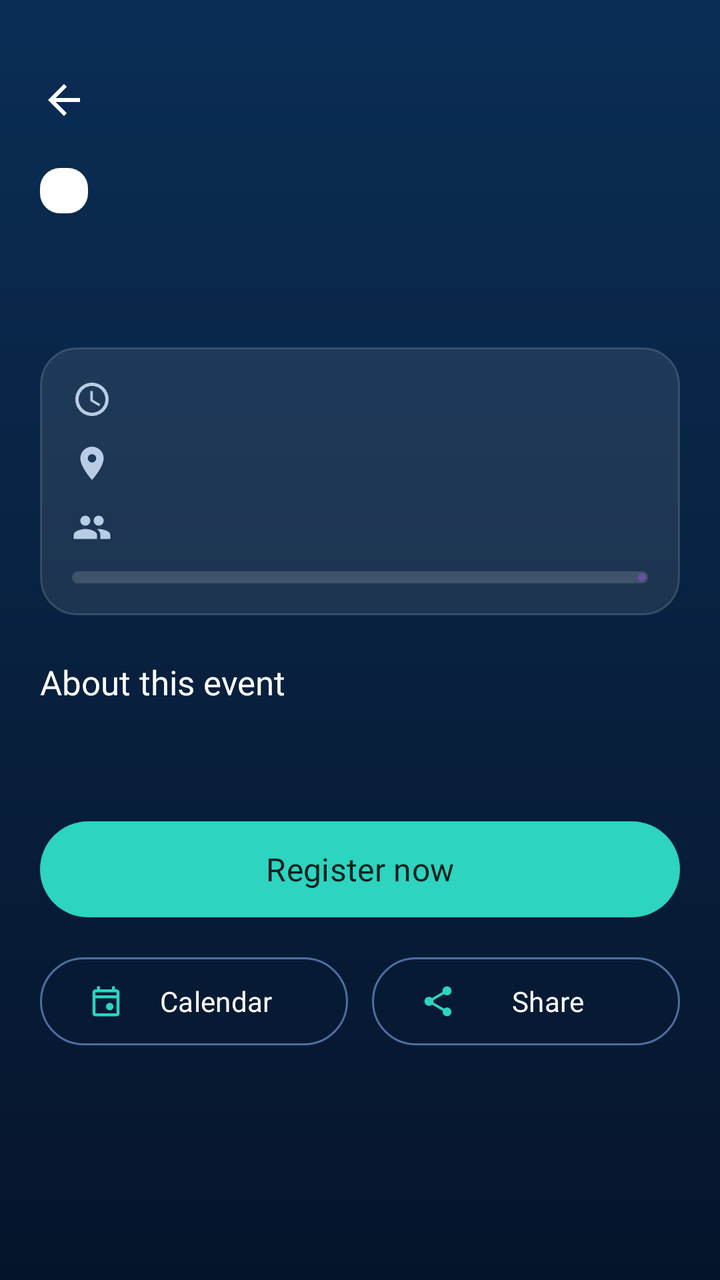
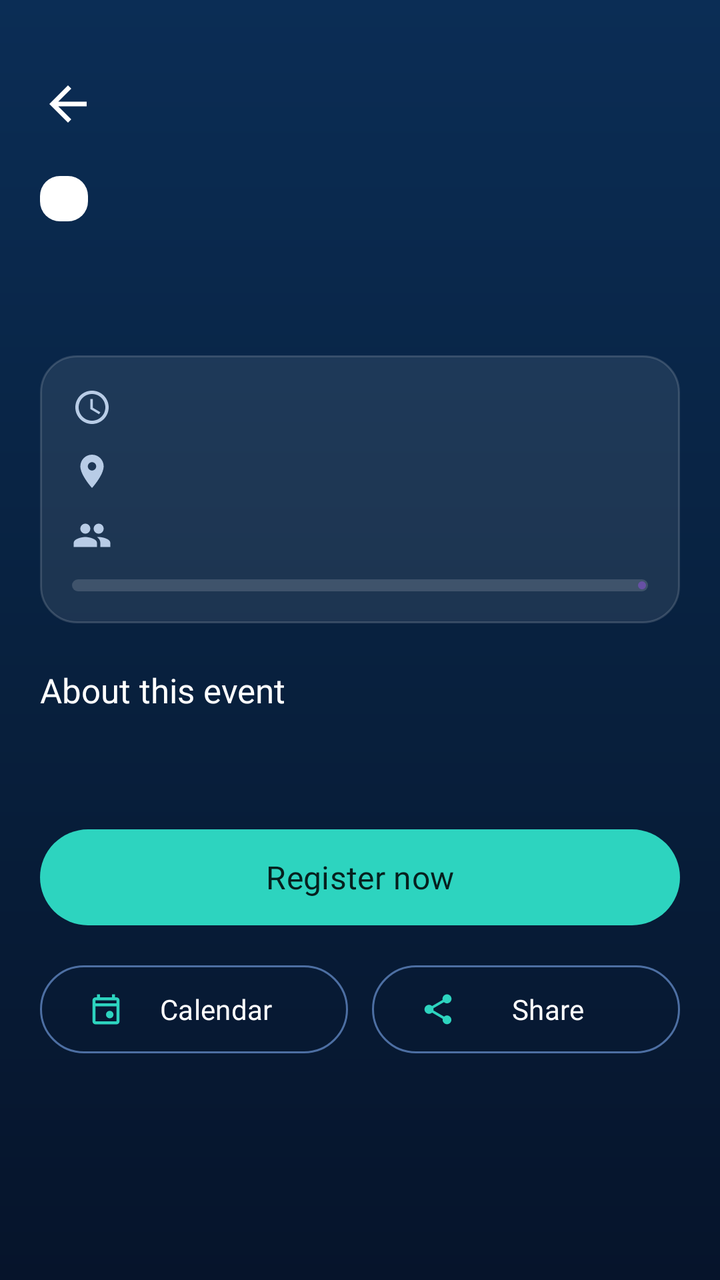

Compare the two renders of this Android layout. The source of the first and the diff that turns it into the second are given below.
<!-- AndroidManifest.xml: application theme Theme.CampusPulse -->
<!-- res/layout/activity_event_detail.xml -->
<?xml version="1.0" encoding="utf-8"?>
<ScrollView xmlns:android="http://schemas.android.com/apk/res/android"
    xmlns:app="http://schemas.android.com/apk/res-auto"
    android:layout_width="match_parent"
    android:layout_height="match_parent"
    android:background="@drawable/bg_dashboard"
    android:fillViewport="true">

    <LinearLayout
        android:layout_width="match_parent"
        android:layout_height="wrap_content"
        android:orientation="vertical"
        android:paddingStart="10dp"
        android:paddingTop="28dp"
        android:paddingEnd="20dp"
        android:paddingBottom="32dp">

        <ImageView
            android:id="@+id/btnBack"
            android:layout_width="44dp"
            android:layout_height="44dp"
            android:background="?attr/selectableItemBackgroundBorderless"
            android:contentDescription="Back"
            android:padding="10dp"
            android:src="@drawable/ic_back" />

        <LinearLayout
            android:layout_width="match_parent"
            android:layout_height="wrap_content"
            android:layout_marginStart="10dp"
            android:layout_marginTop="12dp"
            android:orientation="vertical">

            <TextView
                android:id="@+id/tvBadge"
                android:layout_width="wrap_content"
                android:layout_height="wrap_content"
                android:background="@drawable/bg_badge"
                android:fontFamily="@font/poppins_bold"
                android:paddingStart="12dp"
                android:paddingTop="4dp"
                android:paddingEnd="12dp"
                android:paddingBottom="4dp"
                android:textSize="11sp" />

            <TextView
                android:id="@+id/tvTitle"
                android:layout_width="match_parent"
                android:layout_height="wrap_content"
                android:layout_marginTop="14dp"
                android:fontFamily="@font/poppins_bold"
                android:textColor="#FFFFFF"
                android:textSize="26sp" />

            <LinearLayout
                android:layout_width="match_parent"
                android:layout_height="wrap_content"
                android:layout_marginTop="18dp"
                android:background="@drawable/bg_notice_item"
                android:orientation="vertical"
                android:padding="16dp">

                <LinearLayout
                    android:layout_width="match_parent"
                    android:layout_height="wrap_content"
                    android:gravity="center_vertical"
                    android:orientation="horizontal">

                    <ImageView
                        android:layout_width="20dp"
                        android:layout_height="20dp"
                        android:importantForAccessibility="no"
                        android:src="@drawable/ic_clock" />

                    <TextView
                        android:id="@+id/tvWhen"
                        android:layout_width="0dp"
                        android:layout_height="wrap_content"
                        android:layout_marginStart="12dp"
                        android:layout_weight="1"
                        android:fontFamily="@font/poppins_regular"
                        android:textColor="#FFFFFF"
                        android:textSize="14sp" />
                </LinearLayout>

                <LinearLayout
                    android:layout_width="match_parent"
                    android:layout_height="wrap_content"
                    android:layout_marginTop="12dp"
                    android:gravity="center_vertical"
                    android:orientation="horizontal">

                    <ImageView
                        android:layout_width="20dp"
                        android:layout_height="20dp"
                        android:importantForAccessibility="no"
                        android:src="@drawable/ic_place" />

                    <TextView
                        android:id="@+id/tvVenue"
                        android:layout_width="0dp"
                        android:layout_height="wrap_content"
                        android:layout_marginStart="12dp"
                        android:layout_weight="1"
                        android:fontFamily="@font/poppins_regular"
                        android:textColor="#FFFFFF"
                        android:textSize="14sp" />
                </LinearLayout>

                <LinearLayout
                    android:layout_width="match_parent"
                    android:layout_height="wrap_content"
                    android:layout_marginTop="12dp"
                    android:gravity="center_vertical"
                    android:orientation="horizontal">

                    <ImageView
                        android:layout_width="20dp"
                        android:layout_height="20dp"
                        android:importantForAccessibility="no"
                        android:src="@drawable/ic_people" />

                    <TextView
                        android:id="@+id/tvSeats"
                        android:layout_width="0dp"
                        android:layout_height="wrap_content"
                        android:layout_marginStart="12dp"
                        android:layout_weight="1"
                        android:fontFamily="@font/poppins_regular"
                        android:textColor="#FFFFFF"
                        android:textSize="14sp" />
                </LinearLayout>

                <com.google.android.material.progressindicator.LinearProgressIndicator
                    android:id="@+id/progressSeats"
                    android:layout_width="match_parent"
                    android:layout_height="wrap_content"
                    android:layout_marginTop="12dp"
                    android:indeterminate="false"
                    app:trackColor="#26FFFFFF"
                    app:trackCornerRadius="4dp"
                    app:trackThickness="6dp" />
            </LinearLayout>

            <TextView
                android:layout_width="wrap_content"
                android:layout_height="wrap_content"
                android:layout_marginTop="22dp"
                android:fontFamily="@font/poppins_bold"
                android:text="About this event"
                android:textColor="#FFFFFF"
                android:textSize="17sp" />

            <TextView
                android:id="@+id/tvDescription"
                android:layout_width="match_parent"
                android:layout_height="wrap_content"
                android:layout_marginTop="8dp"
                android:fontFamily="@font/poppins_regular"
                android:lineSpacingExtra="6dp"
                android:textColor="#E3ECFA"
                android:textIsSelectable="true"
                android:textSize="15sp" />

            <com.google.android.material.button.MaterialButton
                android:id="@+id/btnRegister"
                android:layout_width="match_parent"
                android:layout_height="56dp"
                android:layout_marginTop="26dp"
                android:fontFamily="@font/poppins_bold"
                android:text="Register now"
                android:textAllCaps="false"
                android:textColor="#06201E"
                android:textSize="16sp"
                app:backgroundTint="#2DD4BF"
                app:cornerRadius="28dp" />

            <com.google.android.material.button.MaterialButton
                android:id="@+id/btnRegistrations"
                android:layout_width="match_parent"
                android:layout_height="56dp"
                android:layout_marginTop="26dp"
                android:fontFamily="@font/poppins_bold"
                android:text="View registered students"
                android:textAllCaps="false"
                android:textColor="#06201E"
                android:textSize="16sp"
                android:visibility="gone"
                app:backgroundTint="#F5B942"
                app:cornerRadius="28dp" />

            <LinearLayout
                android:layout_width="match_parent"
                android:layout_height="wrap_content"
                android:layout_marginTop="12dp"
                android:orientation="horizontal">

                <com.google.android.material.button.MaterialButton
                    android:id="@+id/btnCalendar"
                    style="@style/Widget.Material3.Button.OutlinedButton"
                    android:layout_width="0dp"
                    android:layout_height="52dp"
                    android:layout_marginEnd="6dp"
                    android:layout_weight="1"
                    android:fontFamily="@font/poppins_bold"
                    android:text="Calendar"
                    android:textAllCaps="false"
                    android:textColor="#FFFFFF"
                    app:cornerRadius="26dp"
                    app:icon="@drawable/ic_event"
                    app:iconTint="#2DD4BF"
                    app:strokeColor="#4D6FA3" />

                <com.google.android.material.button.MaterialButton
                    android:id="@+id/btnShare"
                    style="@style/Widget.Material3.Button.OutlinedButton"
                    android:layout_width="0dp"
                    android:layout_height="52dp"
                    android:layout_marginStart="6dp"
                    android:layout_weight="1"
                    android:fontFamily="@font/poppins_bold"
                    android:text="Share"
                    android:textAllCaps="false"
                    android:textColor="#FFFFFF"
                    app:cornerRadius="26dp"
                    app:icon="@drawable/ic_share"
                    app:iconTint="#2DD4BF"
                    app:strokeColor="#4D6FA3" />
            </LinearLayout>
        </LinearLayout>
    </LinearLayout>
</ScrollView>
<!-- resources referenced by this layout -->
<resources>
  <!-- drawable bg_badge (drawable) -->
  <shape xmlns:android="http://schemas.android.com/apk/res/android">
      <solid android:color="#FFFFFF" />
      <corners android:radius="10dp" />
  </shape>
  <!-- drawable bg_dashboard (drawable) -->
  <shape xmlns:android="http://schemas.android.com/apk/res/android">
      <gradient android:startColor="#0B2D55" android:centerColor="#08213F"
          android:endColor="#06142B" android:angle="270" />
  </shape>
  <!-- drawable bg_notice_item (drawable) -->
  <shape xmlns:android="http://schemas.android.com/apk/res/android">
      <solid android:color="#16FFFFFF" />
      <stroke android:width="1dp" android:color="#26FFFFFF" />
      <corners android:radius="18dp" />
  </shape>
  <!-- drawable ic_back (drawable) -->
  <vector xmlns:android="http://schemas.android.com/apk/res/android"
      android:width="24dp" android:height="24dp"
      android:viewportWidth="24" android:viewportHeight="24">
      <path android:fillColor="#FFFFFF"
          android:pathData="M20,11H7.83l5.59,-5.59L12,4l-8,8 8,8 1.41,-1.41L7.83,13H20v-2z"/>
  </vector>
  <!-- drawable ic_clock (drawable) -->
  <vector xmlns:android="http://schemas.android.com/apk/res/android"
      android:width="24dp" android:height="24dp"
      android:viewportWidth="24" android:viewportHeight="24">
      <path android:fillColor="#B8CCE6"
          android:pathData="M11.99,2C6.47,2 2,6.48 2,12s4.47,10 9.99,10C17.52,22 22,17.52 22,12S17.52,2 11.99,2zM12,20c-4.42,0 -8,-3.58 -8,-8s3.58,-8 8,-8 8,3.58 8,8 -3.58,8 -8,8zM12.5,7H11v6l5.25,3.15 0.75,-1.23 -4.5,-2.67z"/>
  </vector>
  <!-- drawable ic_people (drawable) -->
  <vector xmlns:android="http://schemas.android.com/apk/res/android"
      android:width="24dp" android:height="24dp"
      android:viewportWidth="24" android:viewportHeight="24">
      <path android:fillColor="#B8CCE6"
          android:pathData="M16,11c1.66,0 2.99,-1.34 2.99,-3S17.66,5 16,5c-1.66,0 -3,1.34 -3,3s1.34,3 3,3zM8,11c1.66,0 2.99,-1.34 2.99,-3S9.66,5 8,5C6.34,5 5,6.34 5,8s1.34,3 3,3zM8,13c-2.33,0 -7,1.17 -7,3.5V19h14v-2.5c0,-2.33 -4.67,-3.5 -7,-3.5zM16,13c-0.29,0 -0.62,0.02 -0.97,0.05 1.16,0.84 1.97,1.97 1.97,3.45V19h6v-2.5c0,-2.33 -4.67,-3.5 -7,-3.5z"/>
  </vector>
  <!-- drawable ic_place (drawable) -->
  <vector xmlns:android="http://schemas.android.com/apk/res/android"
      android:width="24dp" android:height="24dp"
      android:viewportWidth="24" android:viewportHeight="24">
      <path android:fillColor="#B8CCE6"
          android:pathData="M12,2C8.13,2 5,5.13 5,9c0,5.25 7,13 7,13s7,-7.75 7,-13c0,-3.87 -3.13,-7 -7,-7zM12,11.5c-1.38,0 -2.5,-1.12 -2.5,-2.5s1.12,-2.5 2.5,-2.5 2.5,1.12 2.5,2.5 -1.12,2.5 -2.5,2.5z"/>
  </vector>
  <!-- drawable ic_share (drawable) -->
  <vector xmlns:android="http://schemas.android.com/apk/res/android"
      android:width="24dp" android:height="24dp"
      android:viewportWidth="24" android:viewportHeight="24">
      <path android:fillColor="#FFFFFF"
          android:pathData="M18,16.08c-0.76,0 -1.44,0.3 -1.96,0.77L8.91,12.7c0.05,-0.23 0.09,-0.46 0.09,-0.7s-0.04,-0.47 -0.09,-0.7l7.05,-4.11c0.54,0.5 1.25,0.81 2.04,0.81 1.66,0 3,-1.34 3,-3s-1.34,-3 -3,-3 -3,1.34 -3,3c0,0.24 0.04,0.47 0.09,0.7L8.04,9.81C7.5,9.31 6.79,9 6,9c-1.66,0 -3,1.34 -3,3s1.34,3 3,3c0.79,0 1.5,-0.31 2.04,-0.81l7.12,4.16c-0.05,0.21 -0.08,0.43 -0.08,0.65 0,1.61 1.31,2.92 2.92,2.92 1.61,0 2.92,-1.31 2.92,-2.92s-1.31,-2.92 -2.92,-2.92z"/>
  </vector>
  <style name="Theme.CampusPulse" parent="Theme.Material3.DayNight.NoActionBar" />
  <!-- unchanged entries left out for length: 1 -->
</resources>

<!-- the commit's change to res/layout/activity_event_detail.xml (unified diff, before → after) -->
@@ -17,8 +17,8 @@
 
         <ImageView
             android:id="@+id/btnBack"
-            android:layout_width="44dp"
-            android:layout_height="44dp"
+            android:layout_width="48dp"
+            android:layout_height="48dp"
             android:background="?attr/selectableItemBackgroundBorderless"
             android:contentDescription="Back"
             android:padding="10dp"
